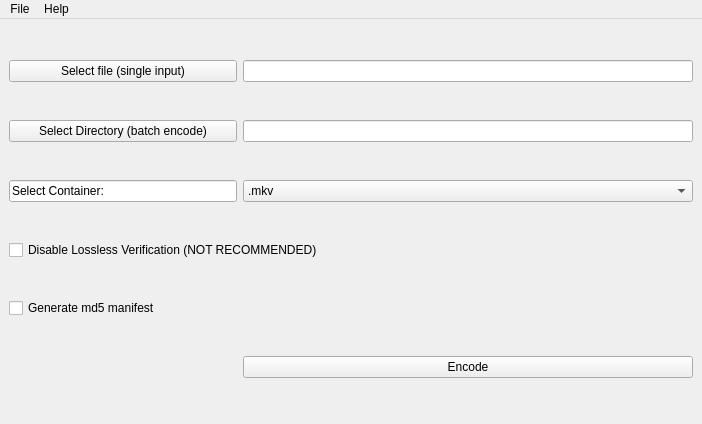
First picture: the form in design.ui, repository kieranjol/ffv1-frontend, before the edit.
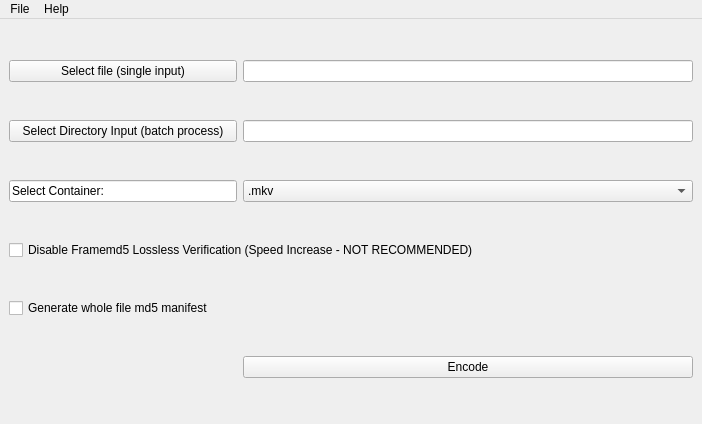
Second picture: the form after the edit.

Patch:
```diff
--- a/design.ui
+++ b/design.ui
@@ -47,7 +47,7 @@
     <item row="5" column="0">
      <widget class="QCheckBox" name="checkBox_2">
       <property name="text">
-       <string>Generate md5 manifest</string>
+       <string>Generate whole file md5 manifest</string>
       </property>
      </widget>
     </item>
@@ -71,7 +71,7 @@
     <item row="4" column="0" colspan="2">
      <widget class="QCheckBox" name="checkBox">
       <property name="text">
-       <string>Disable Lossless Verification (NOT RECOMMENDED)</string>
+       <string>Disable Framemd5 Lossless Verification (Speed Increase - NOT RECOMMENDED)</string>
       </property>
      </widget>
     </item>
@@ -88,7 +88,7 @@
     <item row="1" column="0">
      <widget class="QPushButton" name="pushButton_2">
       <property name="text">
-       <string>Select Directory (batch encode)</string>
+       <string>Select Directory Input (batch process)</string>
       </property>
      </widget>
     </item>
```
Left out of the diff: 2 changed lines with no effect on the pictures.
